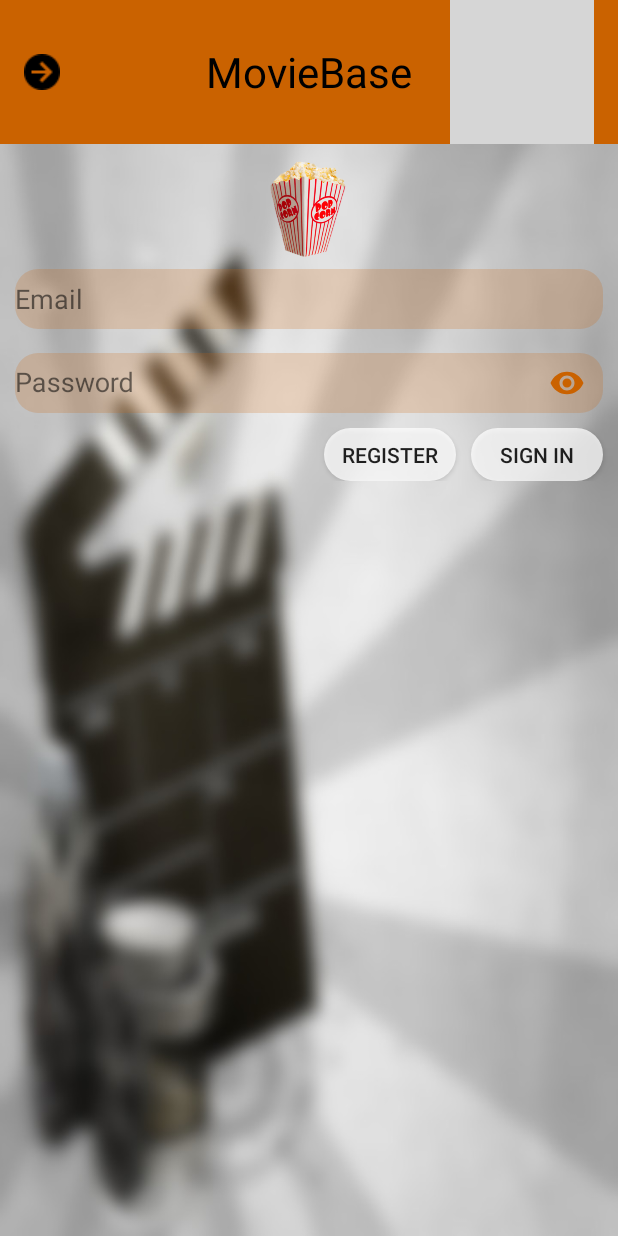
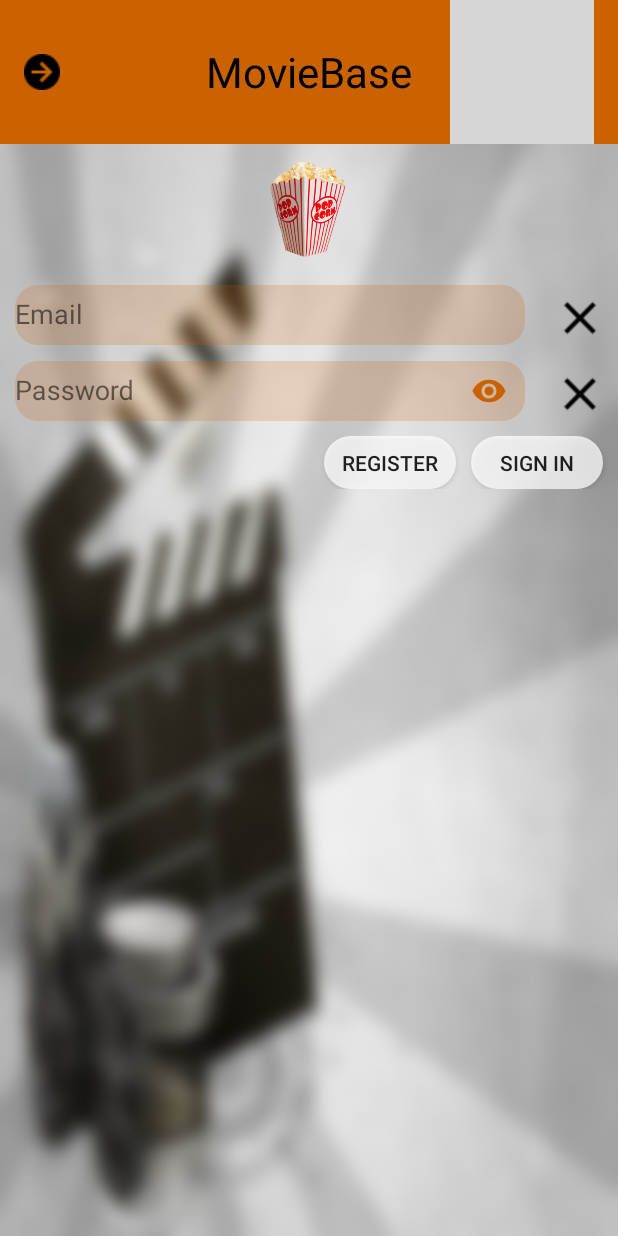
Before and after one commit to Tamas-hi/MovieBase, an Android app: the screen it shows after launch (LoginActivity), on a phone screen of 412 x 824 dp. Run offline under Robolectric (Android 15) with nearby library versions, the phone set to English and light mode, and no system bars; grey boxes are pictures that could not be loaded.

Commit message:
X integrated

```diff
--- a/app/src/main/res/layout/activity_login.xml
+++ b/app/src/main/res/layout/activity_login.xml
@@ -48,15 +48,20 @@
         android:padding="0dp"
         android:src="@drawable/popcorn_3d" />
 
-        <LinearLayout
+    <FrameLayout
         android:id="@+id/email_login_form"
         android:layout_width="match_parent"
         android:layout_height="wrap_content"
-            android:orientation="vertical">
+        >
+
+        <android.support.design.widget.TextInputLayout
+            android:layout_width="wrap_content"
+            android:layout_height="wrap_content"
+            android:orientation="horizontal">
 
         <EditText
             android:id="@+id/email"
-                    android:layout_width="match_parent"
+            android:layout_width="340dp"
             android:layout_height="40dp"
             android:hint="@string/prompt_email"
             android:inputType="textEmailAddress"
@@ -65,19 +70,37 @@
             android:background="@drawable/rounded_edittext"
             android:layout_marginLeft="10dp"
             android:layout_marginRight="10dp"
-                    android:layout_marginBottom="5dp"
             />
+
+        </android.support.design.widget.TextInputLayout>
+
+        <ImageButton
+            android:id="@+id/firstX"
+            android:layout_width="wrap_content"
+            android:layout_height="wrap_content"
+            android:src="@drawable/baseline_close_black_18dp"
+            android:layout_marginRight="7dp"
+            android:layout_gravity="end|bottom"
+            android:background="?android:attr/selectableItemBackground"/>
+
+    </FrameLayout>
+
+    <FrameLayout
+        android:layout_width="match_parent"
+        android:layout_height="wrap_content"
+        android:layout_marginBottom="10dp">
 
         <android.support.design.widget.TextInputLayout
             android:layout_width="match_parent"
-                android:layout_height="match_parent"
+            android:layout_height="wrap_content"
             app:passwordToggleEnabled="true"
-                app:passwordToggleTint="@color/color_toolbar">
+            app:passwordToggleTint="@color/color_toolbar"
+            >
 
 
             <EditText
                 android:id="@+id/password"
-                    android:layout_width="match_parent"
+                android:layout_width="340dp"
                 android:layout_height="40dp"
                 android:hint="@string/prompt_password"
                 android:inputType="textPassword"
@@ -88,10 +111,22 @@
                 android:singleLine="true"
                 android:background="@drawable/rounded_edittext"
                 android:layout_marginLeft="10dp"
-                    android:layout_marginRight="10dp"
-                    android:layout_marginBottom="10dp"/>
+                />
 
         </android.support.design.widget.TextInputLayout>
+
+        <ImageButton
+            android:id="@+id/secondX"
+            android:layout_width="wrap_content"
+            android:layout_height="wrap_content"
+            android:src="@drawable/baseline_close_black_18dp"
+            android:layout_gravity="end|bottom"
+            android:layout_marginRight="7dp"
+            android:background="?android:attr/selectableItemBackground"/>
+
+
+    </FrameLayout>
+
 
 
     <LinearLayout
@@ -119,5 +154,3 @@
             android:layout_marginEnd="10dp" />
     </LinearLayout>
 </LinearLayout>
-
-</LinearLayout>
```
Also changed, not shown: app/src/main/res/drawable-v24/baseline_close_black_18dp.png. Lines whose indentation alone changed are shown as unchanged.
